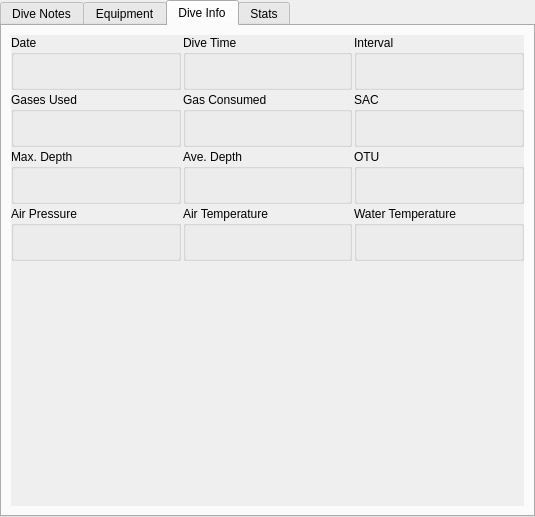
subsurface/subsurface, file qt-ui/maintab.ui: the form before one commit.
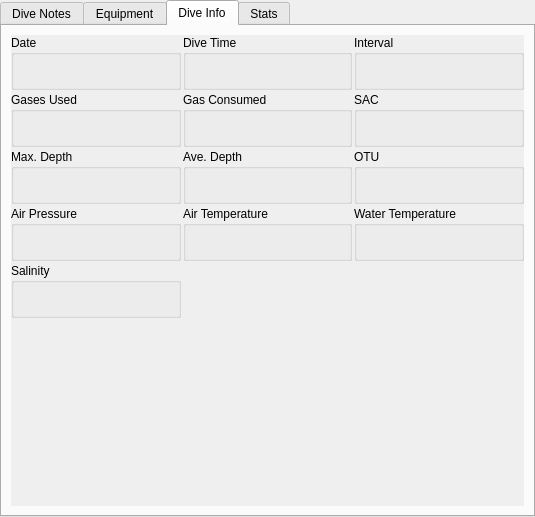
The form after the commit. The open tabs and pages were chosen to show the change. Custom widgets are drawn as their Qt base class.

Commit message:
Added salinity to the Dive Info tab.
Took the opportunity to remove some copy&paste.

```diff
--- a/qt-ui/maintab.ui
+++ b/qt-ui/maintab.ui
@@ -584,6 +584,22 @@
          </widget>
         </item>
         <item row="4" column="0">
+         <widget class="QGroupBox">
+          <property name="title">
+           <string>Salinity</string>
+          </property>
+          <layout class="QHBoxLayout">
+           <item>
+            <widget class="QLabel" name="salinityText">
+             <property name="alignment">
+              <set>Qt::AlignCenter</set>
+             </property>
+            </widget>
+           </item>
+          </layout>
+         </widget>
+        </item>
+        <item row="5" column="0">
          <spacer>
           <property name="orientation">
            <enum>Qt::Vertical</enum>
```
The commit also changes 1 other file.
